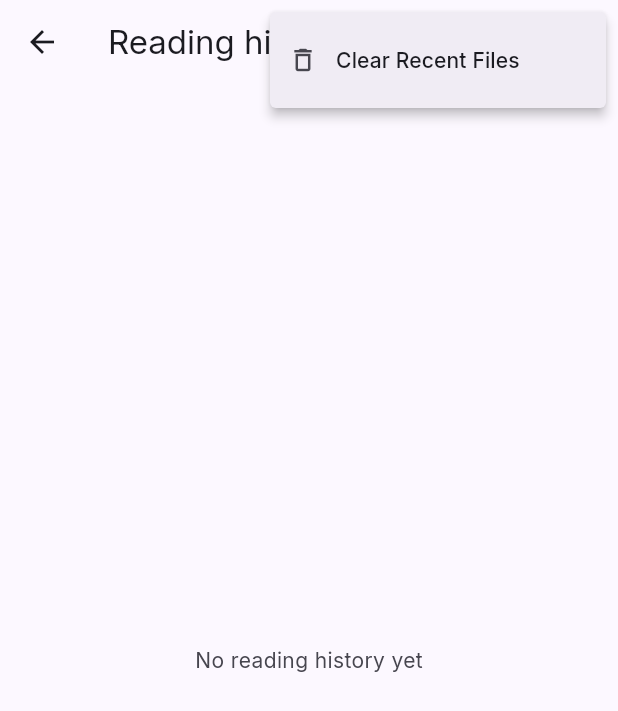
After one commit to hariraja-07/pdf-tabs, a Flutter app: the HistoryScreen screen opened directly, after a tap on the "more vert" icon, on a phone screen of 412 x 824 dp. The commit adds this screen. Shown: the top 711 px of the screen. Run offline on Flutter 3.47's test engine with Material 3 defaults, Android fonts, the phone set to English and light mode, and no system bars; our stand-ins replace file_picker, flutter_riverpod, google_fonts, share_plus, shared_preferences; missing offline and left inert: pdfrx, receive_sharing_intent; accounts and stored records are empty.

Commit message:
feat: reading history screen

```diff
--- /dev/null
+++ b/lib/features/home/screens/history_screen.dart
@@ -0,0 +1,65 @@
+import 'package:flutter/material.dart';
+import 'package:flutter_riverpod/flutter_riverpod.dart';
+
+import '../../../l10n/app_localizations.dart';
+import '../recent_files_provider.dart';
+import '../widgets/recent_file_tile.dart';
+
+class HistoryScreen extends ConsumerWidget {
+  const HistoryScreen({super.key});
+
+  @override
+  Widget build(BuildContext context, WidgetRef ref) {
+    final colorScheme = Theme.of(context).colorScheme;
+    final l10n = AppLocalizations.of(context);
+    final recentAsync = ref.watch(recentFilesProvider);
+
+    return Scaffold(
+      appBar: AppBar(
+        title: Text(l10n.readingHistory),
+        actions: [
+          PopupMenuButton<String>(
+            onSelected: (value) {
+              if (value == 'clear_recents') {
+                ref.read(recentFilesProvider.notifier).clearAll();
+              }
+            },
+            itemBuilder: (context) => [
+              PopupMenuItem(
+                value: 'clear_recents',
+                child: Row(
+                  children: [
+                    const Icon(Icons.delete_outline, size: 20),
+                    const SizedBox(width: 12),
+                    Text(l10n.clearAllRecents),
+                  ],
+                ),
+              ),
+            ],
+          ),
+        ],
+      ),
+      body: recentAsync.when(
+        loading: () => const Center(child: CircularProgressIndicator()),
+        error: (_, _) => const SizedBox.shrink(),
+        data: (recentFiles) {
+          if (recentFiles.isEmpty) {
+            return Center(
+              child: Text(
+                l10n.noHistory,
+                style: TextStyle(color: colorScheme.onSurfaceVariant),
+              ),
+            );
+          }
+
+          return ListView.builder(
+            padding: const EdgeInsets.fromLTRB(16, 16, 16, 32),
+            itemCount: recentFiles.length,
+            itemBuilder: (context, index) =>
+                RecentFileTile(item: recentFiles[index]),
+          );
+        },
+      ),
+    );
+  }
+}
--- a/lib/features/tabs/screens/pdf_tabs_screen.dart
+++ b/lib/features/tabs/screens/pdf_tabs_screen.dart
@@ -5,6 +5,7 @@ import 'package:share_plus/share_plus.dart';
 import '../../../core/theme/app_theme.dart';
 import '../../../l10n/app_localizations.dart';
 import '../../home/recent_files_provider.dart';
+import '../../home/screens/history_screen.dart';
 import '../../home/screens/home_screen.dart';
 import '../../pdf_viewer/widgets/pdf_document_view.dart';
 import '../../settings/invert_mode_provider.dart';
@@ -102,6 +103,14 @@ class _PdfTabsScreenState extends ConsumerState<PdfTabsScreen> {
             contentPadding: EdgeInsets.zero,
           ),
         ),
+      PopupMenuItem(
+        value: 'history',
+        child: ListTile(
+          leading: const Icon(Icons.history),
+          title: Text(l10n.readingHistory),
+          contentPadding: EdgeInsets.zero,
+        ),
+      ),
       const PopupMenuDivider(),
       PopupMenuItem(
         value: 'settings',
@@ -133,6 +142,12 @@ class _PdfTabsScreenState extends ConsumerState<PdfTabsScreen> {
         docState?.goForward();
       case 'toc':
         docState?.openTableOfContents();
+      case 'history':
+        Navigator.of(context).push(
+          MaterialPageRoute<void>(
+            builder: (_) => const HistoryScreen(),
+          ),
+        );
       case 'settings':
         Navigator.of(context).push(
           MaterialPageRoute<void>(
--- a/lib/l10n/app_en.arb
+++ b/lib/l10n/app_en.arb
@@ -38,7 +38,9 @@
   "go": "Go",
   "previousPage": "Previous page",
   "nextPage": "Next page",
-  "recentFiles": "Recent Files",
+  "continueReading": "Continue reading",
+  "readingHistory": "Reading history",
+  "noHistory": "No reading history yet",
   "clearAllRecents": "Clear Recent Files",
   "clear": "Clear",
   "fileNotFound": "File not found on device",
--- a/lib/l10n/app_localizations.dart
+++ b/lib/l10n/app_localizations.dart
@@ -220,11 +220,23 @@ abstract class AppLocalizations {
   /// **'Next page'**
   String get nextPage;
 
-  /// No description provided for @recentFiles.
+  /// No description provided for @continueReading.
   ///
   /// In en, this message translates to:
-  /// **'Recent Files'**
-  String get recentFiles;
+  /// **'Continue reading'**
+  String get continueReading;
+
+  /// No description provided for @readingHistory.
+  ///
+  /// In en, this message translates to:
+  /// **'Reading history'**
+  String get readingHistory;
+
+  /// No description provided for @noHistory.
+  ///
+  /// In en, this message translates to:
+  /// **'No reading history yet'**
+  String get noHistory;
 
   /// No description provided for @clearAllRecents.
   ///
--- a/lib/l10n/app_localizations_en.dart
+++ b/lib/l10n/app_localizations_en.dart
@@ -76,7 +76,13 @@ class AppLocalizationsEn extends AppLocalizations {
   String get nextPage => 'Next page';
 
   @override
-  String get recentFiles => 'Recent Files';
+  String get continueReading => 'Continue reading';
+
+  @override
+  String get readingHistory => 'Reading history';
+
+  @override
+  String get noHistory => 'No reading history yet';
 
   @override
   String get clearAllRecents => 'Clear Recent Files';
--- a/pubspec.yaml
+++ b/pubspec.yaml
@@ -16,7 +16,7 @@ publish_to: 'none' # Remove this line if you wish to publish to pub.dev
 # https://developer.apple.com/library/archive/documentation/General/Reference/InfoPlistKeyReference/Articles/CoreFoundationKeys.html
 # In Windows, build-name is used as the major, minor, and patch parts
 # of the product and file versions while build-number is used as the build suffix.
-version: 1.6.0+8
+version: 1.7.0+9
 
 environment:
   sdk: ^3.11.0
```
Also changed, not shown: lib/features/home/screens/home_screen.dart (+3 -82 lines), lib/features/home/widgets/recent_file_tile.dart (added, +87 -0 lines), 2 other files.
